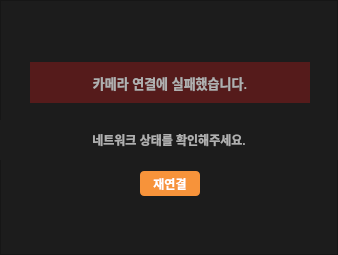
Old version of the form dms_central/camframe.ui in the repository veda-team4/dms.
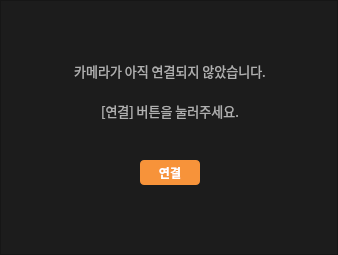
New version of the form. Icons and pictures are not drawn.

```diff
--- a/dms_central/camframe.ui
+++ b/dms_central/camframe.ui
@@ -45,8 +45,9 @@
     </property>
     <property name="font">
      <font>
-      <pointsize>11</pointsize>
-      <bold>true</bold>
+      <family>hanwhaGothic</family>
+      <pointsize>10</pointsize>
+      <bold>false</bold>
      </font>
     </property>
     <property name="styleSheet">
@@ -55,6 +56,7 @@
     </property>
     <property name="text">
      <string>카메라가 아직 연결되지 않았습니다.
+
 [연결] 버튼을 눌러주세요.</string>
     </property>
     <property name="alignment">
@@ -132,8 +134,9 @@
     </property>
     <property name="font">
      <font>
-      <pointsize>11</pointsize>
-      <bold>true</bold>
+      <family>hanwhaGothic</family>
+      <pointsize>10</pointsize>
+      <bold>false</bold>
      </font>
     </property>
     <property name="styleSheet">
@@ -207,13 +210,14 @@
     </property>
     <property name="font">
      <font>
+      <family>hanwhaGothic</family>
       <pointsize>10</pointsize>
-      <bold>true</bold>
+      <bold>false</bold>
      </font>
     </property>
     <property name="styleSheet">
-     <string notr="true">color: #B0B0B0;
- background-color: rgba(218, 24, 24, 0.3);
+     <string notr="true">color: #FFFFFF;
+background-color: rgba(218, 24, 24, 0.3);
 border: none;</string>
     </property>
     <property name="text">
@@ -234,8 +238,9 @@
     </property>
     <property name="font">
      <font>
+      <family>hanwhaGothic</family>
       <pointsize>-1</pointsize>
-      <bold>true</bold>
+      <bold>false</bold>
      </font>
     </property>
     <property name="styleSheet">
@@ -268,15 +273,16 @@
     <property name="geometry">
      <rect>
       <x>0</x>
-      <y>120</y>
+      <y>105</y>
       <width>338</width>
       <height>40</height>
      </rect>
     </property>
     <property name="font">
      <font>
+      <family>hanwhaGothic</family>
       <pointsize>9</pointsize>
-      <bold>true</bold>
+      <bold>false</bold>
      </font>
     </property>
     <property name="styleSheet">
@@ -293,8 +299,8 @@
    <widget class="QLabel" name="label_5">
     <property name="geometry">
      <rect>
-      <x>39</x>
-      <y>78</y>
+      <x>55</x>
+      <y>76</y>
       <width>12</width>
       <height>12</height>
      </rect>
@@ -350,8 +356,8 @@
   </widget>
   <zorder>videoFrame</zorder>
   <zorder>waitingFrame_2</zorder>
-  <zorder>waitingFrame_1</zorder>
   <zorder>waitingFrame_3</zorder>
+  <zorder>waitingFrame_1</zorder>
  </widget>
  <resources>
   <include location="resources/resources.qrc"/>
```
